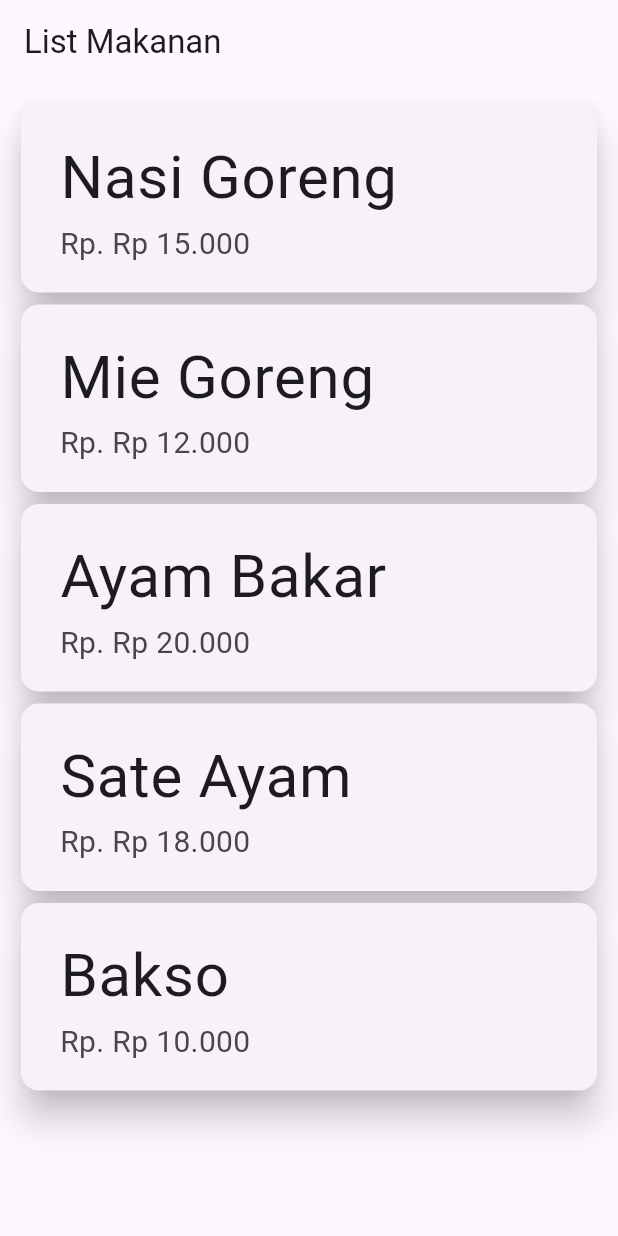
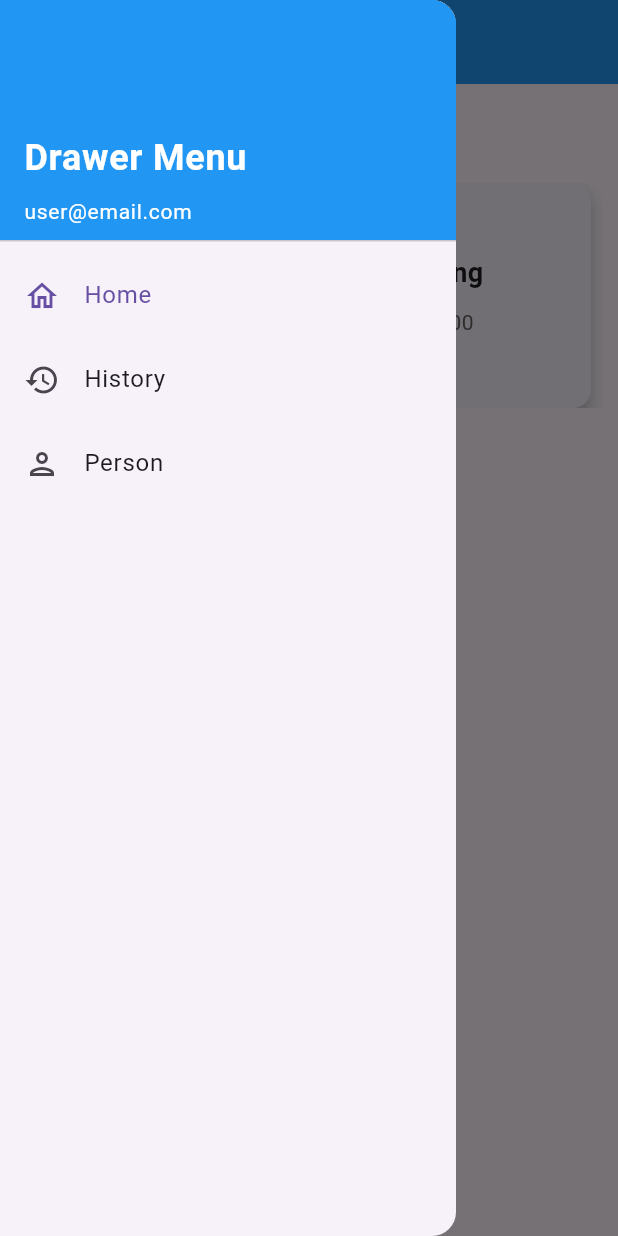
Before and after one commit to Bhumm579/TugasMobileDev_BhumiAqielMagrabhi, a Flutter app: the screen it shows after launch, with the side drawer open (before the commit the screen has no drawer), on a phone screen of 412 x 824 dp. Run offline on Flutter 3.47's test engine with Material 3 defaults, Android fonts, the phone set to English and light mode, and no system bars; our stand-ins replace flutter_svg, get.

Commit message:
drawer menu page and controller also making the drawer reusable

```diff
--- /dev/null
+++ b/lib/components/left_drawer.dart
@@ -0,0 +1,59 @@
+import 'package:flutter/material.dart';
+import 'package:flutter_app_01/controllers/drawer_menu_controller.dart';
+import 'package:get/get.dart';
+
+class LeftDrawer extends StatelessWidget {
+  const LeftDrawer({super.key});
+
+  @override
+  Widget build(BuildContext context) {
+    final controller = Get.put(DrawerMenuController());
+    return Drawer(
+      child: ListView(
+        padding: EdgeInsets.zero,
+        children: [
+          DrawerHeader(
+            decoration: BoxDecoration(color: Colors.blue),
+            child: const Column(
+              crossAxisAlignment: CrossAxisAlignment.start,
+              mainAxisAlignment: MainAxisAlignment.end,
+              children: [
+                Text(
+                  'Drawer Menu',
+                  style: TextStyle(
+                    color: Colors.white,
+                    fontSize: 24,
+                    fontWeight: FontWeight.bold,
+                  ),
+                ),
+                SizedBox(height: 8),
+                Text(
+                  'user@email.com',
+                  style: TextStyle(color: Colors.white, fontSize: 14),
+                ),
+              ],
+            ),
+          ),
+          ListTile(
+            leading: const Icon(Icons.home_outlined),
+            title: const Text('Home'),
+            selected: controller.selectedIndex.value == 0,
+            onTap: () => controller.changePage(0),
+          ),
+          ListTile(
+            leading: const Icon(Icons.history_outlined),
+            title: const Text('History'),
+            selected: controller.selectedIndex.value == 1,
+            onTap: () => controller.changePage(1),
+          ),
+          ListTile(
+            leading: const Icon(Icons.person_outlined),
+            title: const Text('Person'),
+            selected: controller.selectedIndex.value == 2,
+            onTap: () => controller.changePage(2),
+          ),
+        ],
+      ),
+    );
+  }
+}
--- /dev/null
+++ b/lib/controllers/drawer_menu_controller.dart
@@ -0,0 +1,16 @@
+import 'package:flutter/material.dart';
+import 'package:get/get.dart';
+import 'package:flutter_app_01/menu/history_page.dart';
+import 'package:flutter_app_01/menu/home_page.dart';
+import 'package:flutter_app_01/menu/profile_page.dart';
+
+class DrawerMenuController extends GetxController {
+  final RxInt selectedIndex = 0.obs;
+
+  final List<Widget> listPages = [HomePage(), HistoryPage(), ProfilePage()];
+
+  void changePage(int index) {
+    selectedIndex.value = index;
+    Get.back(); // Tutup drawer otomatis pas menu diklik
+  }
+}
--- /dev/null
+++ b/lib/controllers/main_menu_controller.dart
@@ -0,0 +1,14 @@
+import 'package:flutter/material.dart';
+import 'package:flutter_app_01/menu/history_page.dart';
+import 'package:flutter_app_01/menu/home_page.dart';
+import 'package:flutter_app_01/menu/profile_page.dart';
+import 'package:get/get.dart';
+
+class MainMenuController extends GetxController {
+  final RxInt selectedIndex = 0.obs;
+  void changePage(int index) {
+    selectedIndex.value = index;
+  }
+
+  List<Widget> listPages = [HomePage(), HistoryPage(), ProfilePage()];
+}
--- a/lib/main.dart
+++ b/lib/main.dart
@@ -19,7 +19,7 @@ class MyApp extends StatelessWidget {
   Widget build(BuildContext context) {
     return GetMaterialApp(
       title: "My Learning App",
-      initialRoute: Routes.list_makanan,
+      initialRoute: Routes.drawer_menu,
       getPages: Routes.pages,
     );
   }
--- /dev/null
+++ b/lib/menu/history_page.dart
@@ -0,0 +1,10 @@
+import 'package:flutter/material.dart';
+
+class HistoryPage extends StatelessWidget {
+  const HistoryPage({super.key});
+
+  @override
+  Widget build(BuildContext context) {
+    return Scaffold(body: Text('History Page'));
+  }
+}
--- /dev/null
+++ b/lib/menu/home_page.dart
@@ -0,0 +1,62 @@
+import 'package:flutter/material.dart';
+import 'package:flutter_app_01/controllers/listmakanan_controller.dart';
+import 'package:get/get.dart';
+
+class HomePage extends StatelessWidget {
+  HomePage({super.key});
+  final controller = Get.put(ListMakananController());
+
+  @override
+  Widget build(BuildContext context) {
+    return Scaffold(
+      appBar: AppBar(title: Text('List Makanan')),
+      body: Container(
+        height: 150,
+        margin: EdgeInsets.all(10),
+        child: Obx(
+          () => ListView.builder(
+            scrollDirection: Axis.horizontal,
+            itemCount: controller.listMakanan.length,
+            itemBuilder: (context, index) {
+              final makanan = controller.listMakanan[index];
+              return InkWell(
+                onTap: () {
+                  controller.navigateToDetail(makanan);
+                },
+                child: Card(
+                  elevation: 5,
+                  margin: EdgeInsets.symmetric(horizontal: 8),
+                  child: Container(
+                    width: 180,
+                    padding: EdgeInsets.all(12),
+                    child: Column(
+                      crossAxisAlignment: CrossAxisAlignment.start,
+                      mainAxisAlignment: MainAxisAlignment.center,
+                      children: [
+                        Text(
+                          makanan.namaMakanan,
+                          style: TextStyle(
+                            fontSize: 18,
+                            fontWeight: FontWeight.bold,
+                          ),
+                        ),
+                        SizedBox(height: 10),
+                        Text(
+                          "Rp. " + makanan.hargaMakanan,
+                          style: TextStyle(
+                            fontSize: 14,
+                            color: Colors.grey[700],
+                          ),
+                        ),
+                      ],
+                    ),
+                  ),
+                ),
+              );
+            },
+          ),
+        ),
+      ),
+    );
+  }
+}
--- /dev/null
+++ b/lib/menu/profile_page.dart
@@ -0,0 +1,10 @@
+import 'package:flutter/material.dart';
+
+class ProfilePage extends StatelessWidget {
+  const ProfilePage({super.key});
+
+  @override
+  Widget build(BuildContext context) {
+    return Scaffold(body: Text('Profile Page'));
+  }
+}
--- a/lib/pages/detailmakanan_page.dart
+++ b/lib/pages/detailmakanan_page.dart
@@ -10,8 +10,9 @@ class DetailMakananPage extends StatelessWidget {
   Widget build(BuildContext context) {
     return Scaffold(
       appBar: AppBar(title: const Text('Detail Makanan')),
-      body: SingleChildScrollView(
-        child: Padding(
+      body: Column(
+        children: [
+          Padding(
             padding: const EdgeInsets.all(10),
             child: Column(
               crossAxisAlignment: CrossAxisAlignment.start,
@@ -90,6 +91,7 @@ class DetailMakananPage extends StatelessWidget {
               ],
             ),
           ),
+        ],
       ),
     );
   }
--- /dev/null
+++ b/lib/pages/drawer_menu_page.dart
@@ -0,0 +1,28 @@
+import 'package:flutter/material.dart';
+import 'package:flutter_app_01/components/left_drawer.dart';
+import 'package:flutter_app_01/controllers/drawer_menu_controller.dart';
+import 'package:get/get.dart';
+
+class DrawerMenuPage extends StatelessWidget {
+  const DrawerMenuPage({super.key});
+
+  @override
+  Widget build(BuildContext context) {
+    final controller = Get.put(DrawerMenuController());
+
+    return Scaffold(
+      appBar: AppBar(
+        title: const Text('Drawer Menu'),
+        backgroundColor: Colors.blue,
+        foregroundColor: Colors.white,
+      ),
+      drawer: const LeftDrawer(),
+      body: Obx(
+        () => IndexedStack(
+          index: controller.selectedIndex.value,
+          children: controller.listPages,
+        ),
+      ),
+    );
+  }
+}
--- /dev/null
+++ b/lib/pages/main_menu_page.dart
@@ -0,0 +1,39 @@
+import 'package:flutter/material.dart';
+import 'package:flutter_app_01/controllers/main_menu_controller.dart';
+import 'package:get/get.dart';
+import 'package:get/get_state_manager/src/rx_flutter/rx_obx_widget.dart';
+
+class MainMenuPage extends StatelessWidget {
+  MainMenuPage({super.key});
+  final mainMenuController = Get.put(MainMenuController());
+
+  @override
+  Widget build(BuildContext context) {
+    return Obx(
+      () => Scaffold(
+        body: IndexedStack(
+          index: mainMenuController.selectedIndex.value,
+          children: mainMenuController.listPages,
+        ),
+        bottomNavigationBar: BottomNavigationBar(
+          onTap: mainMenuController.changePage,
+          currentIndex: mainMenuController.selectedIndex.value,
+          items: [
+            BottomNavigationBarItem(
+              icon: Icon(Icons.home_outlined),
+              label: 'Home',
+            ),
+            BottomNavigationBarItem(
+              icon: Icon(Icons.history_outlined),
+              label: 'History',
+            ),
+            BottomNavigationBarItem(
+              icon: Icon(Icons.person_outlined),
+              label: 'Person',
+            ),
+          ],
+        ),
+      ),
+    );
+  }
+}
--- a/lib/routes.dart
+++ b/lib/routes.dart
@@ -1,6 +1,8 @@
 import 'package:flutter_app_01/pages/confirm_registration_page.dart';
 import 'package:flutter_app_01/pages/detailmakanan_page.dart';
+import 'package:flutter_app_01/pages/drawer_menu_page.dart';
 import 'package:flutter_app_01/pages/listmakanan_page.dart';
+import 'package:flutter_app_01/pages/main_menu_page.dart';
 import 'package:flutter_app_01/pages/registration_page.dart';
 import 'package:get/get.dart';
 
@@ -11,6 +13,8 @@ class Routes {
   static const String confirm_registration = "/confirm_registration";
   static const String list_makanan = "/list_makanan";
   static const String detail_makanan = "/detail_makanan";
+  static const String main_menu = "/main_menu";
+  static const String drawer_menu = "/drawer_menu";
 
   //this array will contain the list of pages
   static final pages = [
@@ -18,5 +22,7 @@ class Routes {
     GetPage(name: confirm_registration, page: () => ConfirmRegistrationPage()),
     GetPage(name: list_makanan, page: () => ListMakananPage()),
     GetPage(name: detail_makanan, page: () => DetailMakananPage()),
+    GetPage(name: main_menu, page: () => MainMenuPage()),
+    GetPage(name: drawer_menu, page: () => DrawerMenuPage()),
   ];
 }
```
Lines whose indentation alone changed are shown as unchanged.
